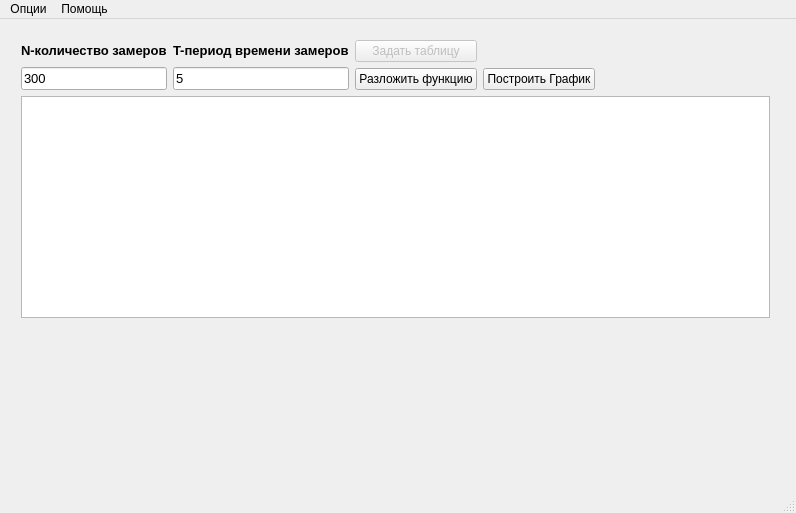
Qt form mainwindow.ui (IvanTheCruel/Z5_circuits) before a commit.
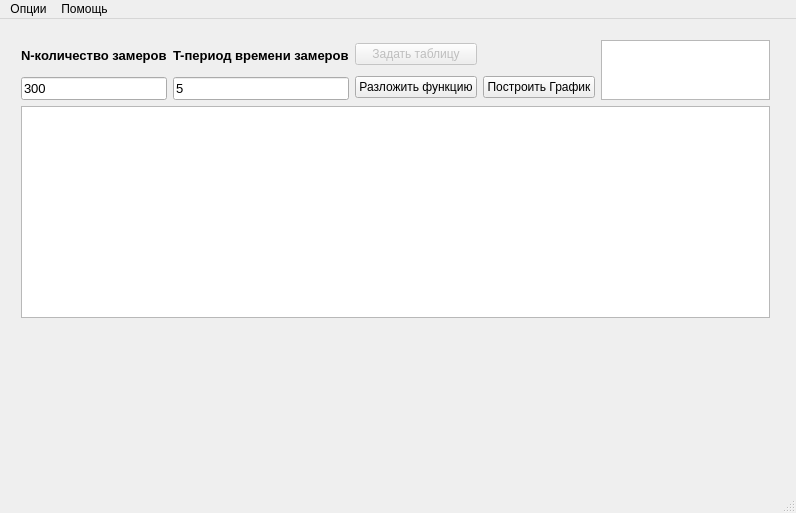
The same form after that commit.

The edit to the form file:
```diff
--- a/mainwindow.ui
+++ b/mainwindow.ui
@@ -26,19 +26,6 @@
     <layout class="QGridLayout" name="gridLayout_3">
      <item row="0" column="0">
       <layout class="QGridLayout" name="gridLayout_2">
-       <item row="0" column="3" rowspan="2">
-        <spacer name="horizontalSpacer">
-         <property name="orientation">
-          <enum>Qt::Horizontal</enum>
-         </property>
-         <property name="sizeHint" stdset="0">
-          <size>
-           <width>40</width>
-           <height>20</height>
-          </size>
-         </property>
-        </spacer>
-       </item>
        <item row="1" column="1">
         <widget class="QPushButton" name="pushButton_2">
          <property name="enabled">
@@ -148,6 +135,16 @@
          </property>
         </widget>
        </item>
+       <item row="0" column="3" rowspan="2">
+        <widget class="QTextBrowser" name="textBrowser">
+         <property name="maximumSize">
+          <size>
+           <width>16777215</width>
+           <height>60</height>
+          </size>
+         </property>
+        </widget>
+       </item>
       </layout>
      </item>
     </layout>
```
Left out of the diff: 53 changed lines with no effect on the pictures.
